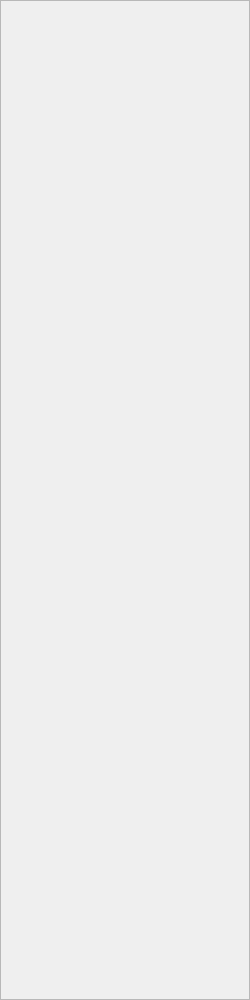
The window that src/AWLQtDemo/awlplotscan.ui (samanwaya-jena/EVAL-ADAL6110-16-GUI) describes before a commit, drawn with Qt 5.
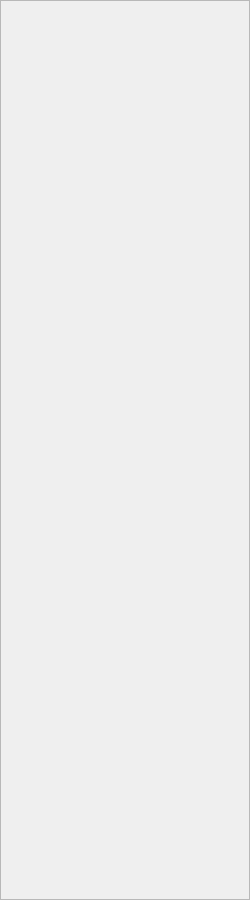
The same window after the commit. Icons and pictures are not drawn.

Patch:
```diff
--- a/src/AWLQtDemo/awlplotscan.ui
+++ b/src/AWLQtDemo/awlplotscan.ui
@@ -7,7 +7,7 @@
     <x>0</x>
     <y>0</y>
     <width>250</width>
-    <height>1000</height>
+    <height>900</height>
    </rect>
   </property>
   <property name="sizePolicy">
```
